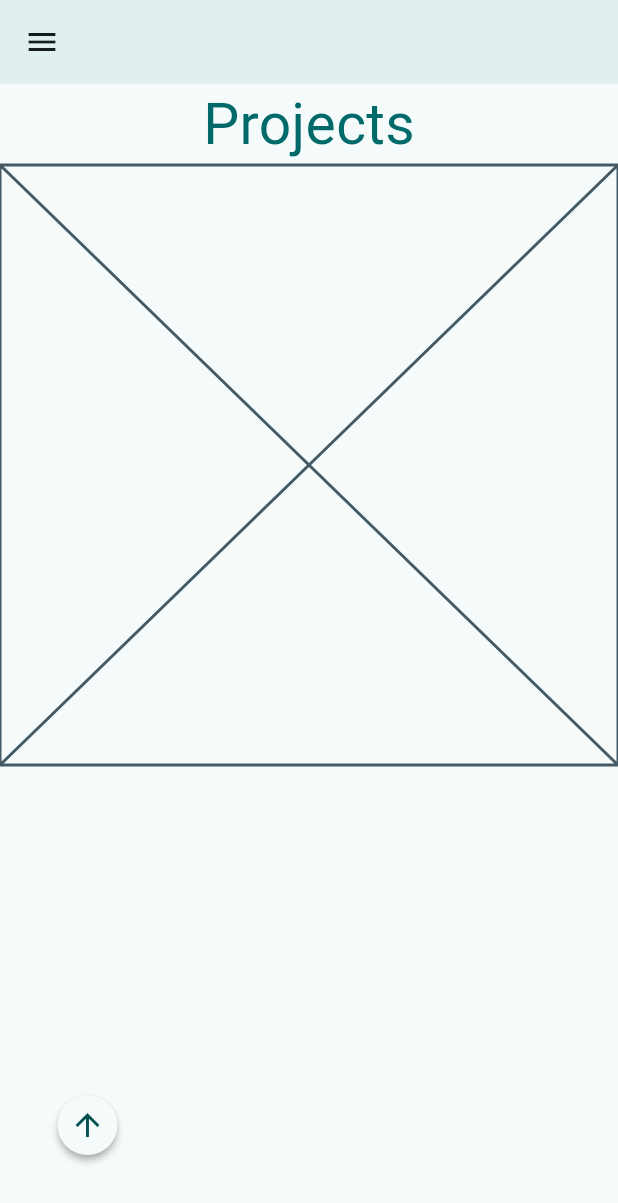
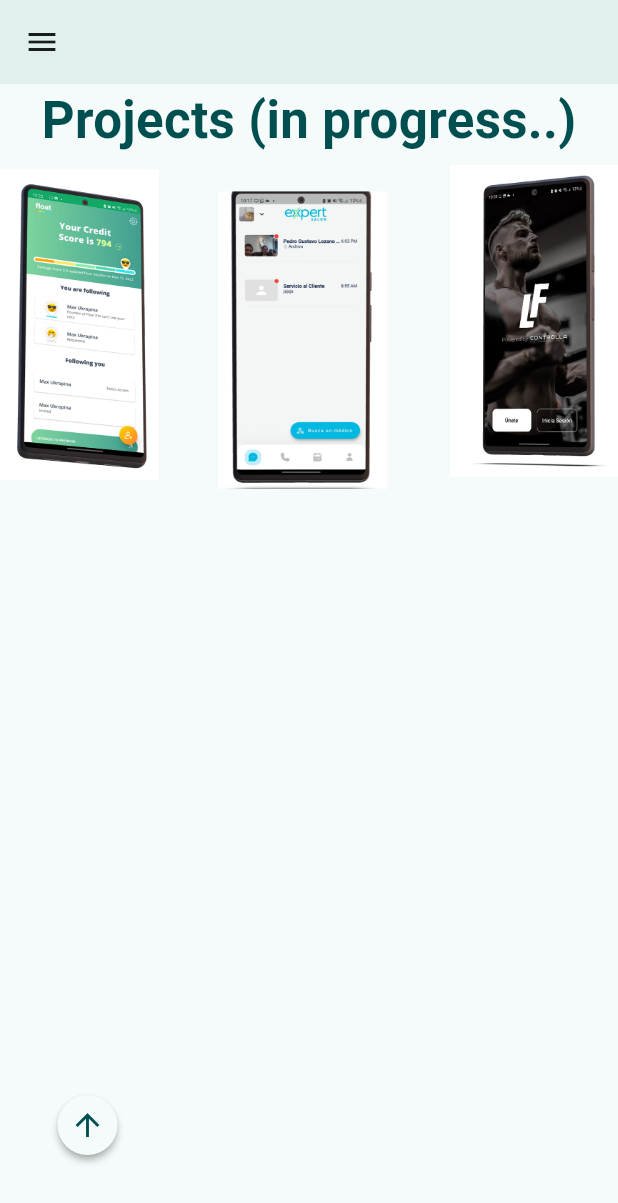
Before and after one commit to MayroTejada/Flutter_CV, a Flutter app: the screen it shows after launch, swiped to page 4, on a phone screen of 412 x 824 dp. Shown: the top 1203 px of the screen. Run offline on Flutter 3.47's test engine with Material 3 defaults, Android fonts, the phone set to English and light mode, and no system bars; our stand-ins replace auto_route, bloc, equatable, flutter_bloc, gap, lottie and 1 more.

Commit message:
feat: projects image

```diff
--- a/lib/features/landing/views/projects_section.dart
+++ b/lib/features/landing/views/projects_section.dart
@@ -1,4 +1,6 @@
 import 'package:flutter/material.dart';
+import 'package:gap/gap.dart';
+import 'package:my_resume_app/core/theme/extensions/theme_data_extensions.dart';
 
 class ProjectsSection extends StatefulWidget {
   const ProjectsSection({super.key});
@@ -13,10 +15,14 @@ class _ProjectsSectionState extends State<ProjectsSection> {
     return Column(
       children: [
         Text(
-          'Projects',
-          style: TextStyle(fontSize: 38, color: Theme.of(context).primaryColor),
+          'Projects (in progress..)',
+          style: Theme.of(context)
+              .appTextsTheme
+              .textStyle
+              .copyWith(fontSize: 34, fontWeight: FontWeight.bold),
         ),
-        const Placeholder(),
+        const Gap(5),
+        Image.asset('assets/projects/gallery.png'),
       ],
     );
   }
--- a/pubspec.yaml
+++ b/pubspec.yaml
@@ -85,6 +85,7 @@ flutter:
     - assets/gallery/tec_graduate.png
     - assets/animations/fox.json
     - assets/jobs/controlla_icon.png
+    - assets/projects/gallery.png
   #   - images/a_dot_ham.jpeg
 
   # An image asset can refer to one or more resolution-specific "variants", see
```
Also changed, not shown: assets/projects/gallery.png (added).
